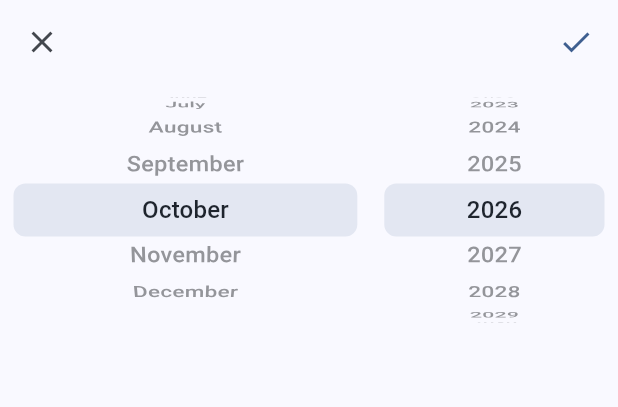
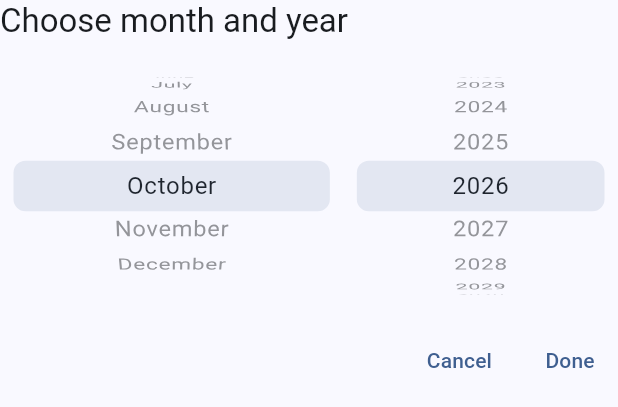
Before and after one commit to kaelistudios/kaeli_ui, a Flutter app: the KaeliMonthYearPicker widget shown alone on an empty page, opened directly with empty values, on a phone screen of 412 x 824 dp. Shown: the top 407 px of the screen. Run offline on Flutter 3.47's test engine with Material 3 defaults, Android fonts, the phone set to English and light mode, and no system bars; our stand-ins replace in_app_review, share_plus, shared_preferences; accounts and stored records are empty.

Commit message:
kaeli_ui 0.13.0: selector de mes y año con título, «Cancelar» y «Listo», compacto y dentro de la misma ventana del calendario
Co-Authored-By: Claude Opus 5.5 <noreply@anthropic.com>

```diff
--- a/lib/src/month_year_picker.dart
+++ b/lib/src/month_year_picker.dart
@@ -34,7 +34,10 @@ Future<DateTime?> showKaeliMonthYearPicker(
   context: context,
   useSafeArea: true,
   showDragHandle: false,
-  builder: (context) => KaeliMonthYearPicker(
+  // 0.13.0: hoja corta, del alto justo (título, ruedas y botones).
+  builder: (context) => Padding(
+    padding: const EdgeInsetsDirectional.fromSTEB(24, 20, 16, 8),
+    child: KaeliMonthYearPicker(
       initial: initial,
       first: first,
       last: last,
@@ -44,9 +47,9 @@ Future<DateTime?> showKaeliMonthYearPicker(
       onCancel: () => Navigator.of(context).pop(),
       onConfirm: (month) => Navigator.of(context).pop(month),
     ),
+  ),
 );
 
-/// Contenido de [showKaeliMonthYearPicker], por si se quiere poner en otro lugar.
 class KaeliMonthYearPicker extends StatefulWidget {
   const KaeliMonthYearPicker({
     super.key,
@@ -58,7 +61,11 @@ class KaeliMonthYearPicker extends StatefulWidget {
     this.strings,
     required this.onCancel,
     required this.onConfirm,
+    this.showTitle = true,
   });
+
+  /// 0.13.0: el título «Elige mes y año» arriba (false si ya lo pone el diálogo que lo contiene).
+  final bool showTitle;
 
   final DateTime initial;
   final DateTime? first;
@@ -72,6 +79,8 @@ class KaeliMonthYearPicker extends StatefulWidget {
   /// Llaves de las ruedas (pruebas).
   static const monthWheelKey = Key('kaeli-month-wheel');
   static const yearWheelKey = Key('kaeli-year-wheel');
+  static const cancelKey = Key('kaeli-month-year-cancel');
+  static const doneKey = Key('kaeli-month-year-done');
 
   /// Rango por defecto: de 5 años atrás a 10 adelante de [now], estirado para incluir [initial].
   static (DateTime, DateTime) defaultRange(DateTime initial, DateTime now, {DateTime? first, DateTime? last}) {
@@ -147,9 +156,11 @@ class _KaeliMonthYearPickerState extends State<KaeliMonthYearPicker> {
     final texts = KaeliUiTexts.of(context, widget.strings);
     final names = widget.monthNames ?? KaeliMonthYearPicker.monthNamesFor(Localizations.localeOf(context));
     final scaler = MediaQuery.textScalerOf(context);
-    final style = (theme.textTheme.titleMedium ?? const TextStyle()).copyWith(color: colors.onSurface);
-    final itemExtent = scaler.scale((style.fontSize ?? 16) * 2.2);
+    // 0.13.0: la misma letra que el resto del diálogo (los días), 5 opciones visibles y ruedas del mismo alto.
+    final style = (theme.textTheme.bodyLarge ?? const TextStyle()).copyWith(color: colors.onSurface);
+    final itemExtent = scaler.scale((style.fontSize ?? 16) * 2.1);
     final overlay = CupertinoPickerDefaultSelectionOverlay(background: colors.primary.withValues(alpha: 0.12));
+    final titleStyle = theme.dialogTheme.titleTextStyle ?? theme.textTheme.titleLarge;
 
     Widget wheel({
       required Key key,
@@ -174,31 +185,14 @@ class _KaeliMonthYearPickerState extends State<KaeliMonthYearPicker> {
       ),
     );
 
-    return SafeArea(
-      top: false,
-      child: Column(
+    return Column(
       mainAxisSize: MainAxisSize.min,
+      crossAxisAlignment: CrossAxisAlignment.stretch,
       children: [
+        if (widget.showTitle)
           Padding(
-            padding: const EdgeInsetsDirectional.fromSTEB(4, 4, 4, 0),
-            child: Row(
-              children: [
-                IconButton(icon: const Icon(Icons.close), tooltip: texts.cancel, onPressed: widget.onCancel),
-                Expanded(
-                  child: Text(
-                    widget.title ?? '',
-                    style: theme.textTheme.titleMedium?.copyWith(color: colors.onSurface),
-                    textAlign: TextAlign.center,
-                    maxLines: 2,
-                  ),
-                ),
-                IconButton(
-                  icon: Icon(Icons.check, color: colors.primary),
-                  tooltip: texts.confirm,
-                  onPressed: () => widget.onConfirm(_value),
-                ),
-              ],
-            ),
+            padding: const EdgeInsetsDirectional.only(bottom: 12),
+            child: Text(widget.title ?? texts.monthYearTitle, style: titleStyle),
           ),
         SizedBox(
           height: itemExtent * 5,
@@ -207,7 +201,7 @@ class _KaeliMonthYearPickerState extends State<KaeliMonthYearPicker> {
             child: Row(
               children: [
                 Expanded(
-                    flex: 3,
+                  flex: 5,
                   child: wheel(
                     key: KaeliMonthYearPicker.monthWheelKey,
                     controller: _months,
@@ -218,7 +212,7 @@ class _KaeliMonthYearPickerState extends State<KaeliMonthYearPicker> {
                   ),
                 ),
                 Expanded(
-                    flex: 2,
+                  flex: 4,
                   child: wheel(
                     key: KaeliMonthYearPicker.yearWheelKey,
                     controller: _years,
@@ -232,9 +226,27 @@ class _KaeliMonthYearPickerState extends State<KaeliMonthYearPicker> {
             ),
           ),
         ),
-          const SizedBox(height: 8),
+        // Botones de texto como los de los demás diálogos (0.13.0: antes eran ✕ y ✓).
+        Padding(
+          padding: const EdgeInsetsDirectional.only(top: 8),
+          child: OverflowBar(
+            alignment: MainAxisAlignment.end,
+            spacing: 8,
+            children: [
+              TextButton(
+                key: KaeliMonthYearPicker.cancelKey,
+                onPressed: widget.onCancel,
+                child: Text(texts.cancel),
+              ),
+              TextButton(
+                key: KaeliMonthYearPicker.doneKey,
+                onPressed: () => widget.onConfirm(_value),
+                child: Text(texts.monthYearDone),
+              ),
             ],
           ),
+        ),
+      ],
     );
   }
 }
--- a/lib/src/strings.dart
+++ b/lib/src/strings.dart
@@ -25,6 +25,8 @@ class KaeliUiStrings {
     this.cancel,
     this.confirm,
     this.required,
+    this.monthYearTitle,
+    this.monthYearDone,
   });
 
   /// Botón de la barra sobre el teclado de iPhone («Listo»).
@@ -51,6 +53,12 @@ class KaeliUiStrings {
   /// Lo que lee el lector de pantalla después de un campo con asterisco («obligatorio»).
   final String? required;
 
+  /// 0.13.0: título del selector de mes y año («Elige mes y año»).
+  final String? monthYearTitle;
+
+  /// 0.13.0: botón que confirma el mes y el año («Listo»).
+  final String? monthYearDone;
+
   /// Textos incluidos, por código de idioma.
   static const Map<String, KaeliUiStrings> builtIn = {
     'es': KaeliUiStrings(
@@ -62,6 +70,8 @@ class KaeliUiStrings {
       cancel: 'Cancelar',
       confirm: 'Aceptar',
       required: 'obligatorio',
+      monthYearTitle: "Elige mes y año",
+      monthYearDone: 'Listo',
     ),
     'en': KaeliUiStrings(
       done: 'Done',
@@ -72,6 +82,8 @@ class KaeliUiStrings {
       cancel: 'Cancel',
       confirm: 'OK',
       required: 'required',
+      monthYearTitle: "Choose month and year",
+      monthYearDone: 'Done',
     ),
     'fr': KaeliUiStrings(
       done: 'OK',
@@ -82,6 +94,8 @@ class KaeliUiStrings {
       cancel: 'Annuler',
       confirm: 'Valider',
       required: 'obligatoire',
+      monthYearTitle: "Choisissez le mois et l'année",
+      monthYearDone: 'OK',
     ),
     'pt': KaeliUiStrings(
       done: 'OK',
@@ -92,6 +106,8 @@ class KaeliUiStrings {
       cancel: 'Cancelar',
       confirm: 'Confirmar',
       required: 'obrigatório',
+      monthYearTitle: "Escolha o mês e o ano",
+      monthYearDone: 'Pronto',
     ),
   };
 
@@ -107,6 +123,8 @@ class KaeliUiStrings {
       cancel: overrides?.cancel ?? base.cancel!,
       confirm: overrides?.confirm ?? base.confirm!,
       required: overrides?.required ?? base.required!,
+      monthYearTitle: overrides?.monthYearTitle ?? base.monthYearTitle!,
+      monthYearDone: overrides?.monthYearDone ?? base.monthYearDone!,
     );
   }
 
@@ -122,6 +140,8 @@ class KaeliUiStrings {
           cancel: other.cancel ?? cancel,
           confirm: other.confirm ?? confirm,
           required: other.required ?? required,
+          monthYearTitle: other.monthYearTitle ?? monthYearTitle,
+          monthYearDone: other.monthYearDone ?? monthYearDone,
         );
 }
 
@@ -137,6 +157,8 @@ class KaeliUiTexts {
     required this.cancel,
     required this.confirm,
     required this.required,
+    required this.monthYearTitle,
+    required this.monthYearDone,
   });
 
   final String done;
@@ -147,6 +169,8 @@ class KaeliUiTexts {
   final String cancel;
   final String confirm;
   final String required;
+  final String monthYearTitle;
+  final String monthYearDone;
 
   /// Textos para [context]: idioma de `Localizations`, cambios de [KaeliKeyboard] y, encima, [overrides].
   static KaeliUiTexts of(BuildContext context, [KaeliUiStrings? overrides]) {
--- a/pubspec.yaml
+++ b/pubspec.yaml
@@ -1,6 +1,6 @@
 name: kaeli_ui
 description: "Teclado, formularios, teléfono con código de país, selectores, tutorial, compartir, calificar y número del ícono para las apps Flutter de Kaeli."
-version: 0.12.0
+version: 0.13.0
 publish_to: none
 
 environment:
```
Also changed, not shown: lib/src/date_picker.dart (+26 -10 lines), 6 other files. Lines whose indentation alone changed are shown as unchanged.
